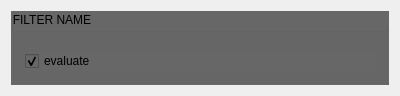
giordi91/parallel_image, file src/ui/forms/filter_widget.ui: the form before one commit.
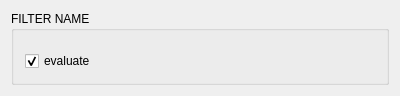
The form after the commit.

```diff
--- a/src/ui/forms/filter_widget.ui
+++ b/src/ui/forms/filter_widget.ui
@@ -20,7 +20,7 @@
    <item>
     <widget class="QGroupBox" name="mainGB">
      <property name="styleSheet">
-      <string notr="true">background-color: rgb(103, 103, 103);</string>
+      <string notr="true"/>
      </property>
      <property name="title">
       <string>FILTER NAME</string>
@@ -31,6 +31,9 @@
       </property>
       <item>
        <widget class="QCheckBox" name="evalCB">
+        <property name="styleSheet">
+         <string notr="true"/>
+        </property>
         <property name="text">
          <string>evaluate</string>
         </property>
```
